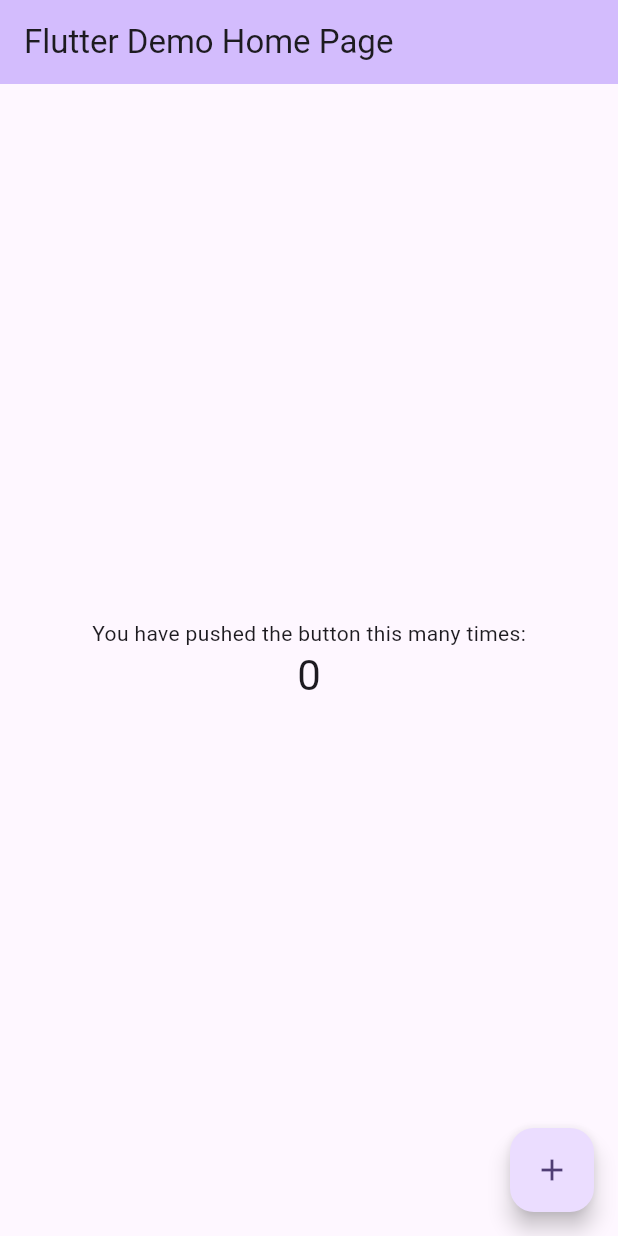
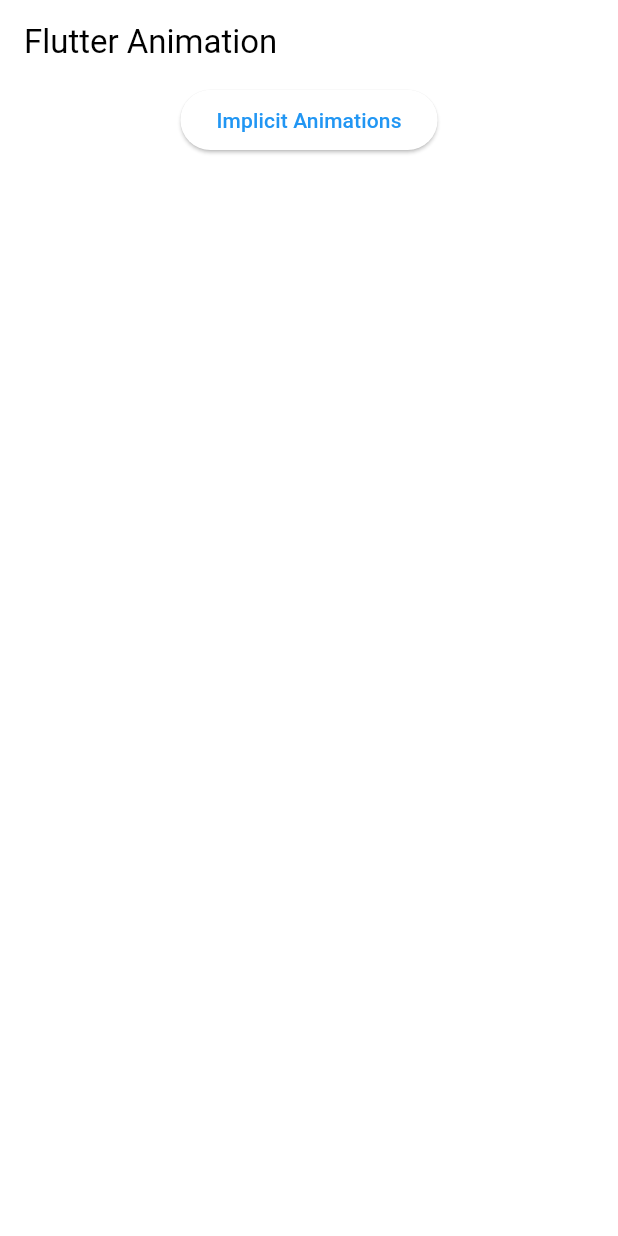
Before and after one commit to fluorjo/flutter_animation, a Flutter app: the screen it shows after launch, on a phone screen of 412 x 824 dp. Run offline on Flutter 3.47's test engine with Material 2 defaults, Android fonts, the phone set to English and light mode, and no system bars.

Commit message:
1.0 Project Setup

```diff
--- a/lib/main.dart
+++ b/lib/main.dart
@@ -1,3 +1,4 @@
+import 'package:animation/screens/menu_screen.dart';
 import 'package:flutter/material.dart';
 
 void main() {
@@ -11,115 +12,14 @@ class MyApp extends StatelessWidget {
   @override
   Widget build(BuildContext context) {
     return MaterialApp(
-      title: 'Flutter Demo',
+      title: 'Flutter Animation Masterclass',
       theme: ThemeData(
-        // This is the theme of your application.
-        //
-        // TRY THIS: Try running your application with "flutter run". You'll see
-        // the application has a blue toolbar. Then, without quitting the app,
-        // try changing the seedColor in the colorScheme below to Colors.green
-        // and then invoke "hot reload" (save your changes or press the "hot
-        // reload" button in a Flutter-supported IDE, or press "r" if you used
-        // the command line to start the app).
-        //
-        // Notice that the counter didn't reset back to zero; the application
-        // state is not lost during the reload. To reset the state, use hot
-        // restart instead.
-        //
-        // This works for code too, not just values: Most code changes can be
-        // tested with just a hot reload.
-        colorScheme: ColorScheme.fromSeed(seedColor: Colors.deepPurple),
         useMaterial3: true,
+        colorScheme: const ColorScheme.light(
+          primary: Colors.blue,
+        ),
       ),
-      home: const MyHomePage(title: 'Flutter Demo Home Page'),
+      home: const MenuScreen(),
     );
   }
 }
-
-class MyHomePage extends StatefulWidget {
-  const MyHomePage({super.key, required this.title});
-
-  // This widget is the home page of your application. It is stateful, meaning
-  // that it has a State object (defined below) that contains fields that affect
-  // how it looks.
-
-  // This class is the configuration for the state. It holds the values (in this
-  // case the title) provided by the parent (in this case the App widget) and
-  // used by the build method of the State. Fields in a Widget subclass are
-  // always marked "final".
-
-  final String title;
-
-  @override
-  State<MyHomePage> createState() => _MyHomePageState();
-}
-
-class _MyHomePageState extends State<MyHomePage> {
-  int _counter = 0;
-
-  void _incrementCounter() {
-    setState(() {
-      // This call to setState tells the Flutter framework that something has
-      // changed in this State, which causes it to rerun the build method below
-      // so that the display can reflect the updated values. If we changed
-      // _counter without calling setState(), then the build method would not be
-      // called again, and so nothing would appear to happen.
-      _counter++;
-    });
-  }
-
-  @override
-  Widget build(BuildContext context) {
-    // This method is rerun every time setState is called, for instance as done
-    // by the _incrementCounter method above.
-    //
-    // The Flutter framework has been optimized to make rerunning build methods
-    // fast, so that you can just rebuild anything that needs updating rather
-    // than having to individually change instances of widgets.
-    return Scaffold(
-      appBar: AppBar(
-        // TRY THIS: Try changing the color here to a specific color (to
-        // Colors.amber, perhaps?) and trigger a hot reload to see the AppBar
-        // change color while the other colors stay the same.
-        backgroundColor: Theme.of(context).colorScheme.inversePrimary,
-        // Here we take the value from the MyHomePage object that was created by
-        // the App.build method, and use it to set our appbar title.
-        title: Text(widget.title),
-      ),
-      body: Center(
-        // Center is a layout widget. It takes a single child and positions it
-        // in the middle of the parent.
-        child: Column(
-          // Column is also a layout widget. It takes a list of children and
-          // arranges them vertically. By default, it sizes itself to fit its
-          // children horizontally, and tries to be as tall as its parent.
-          //
-          // Column has various properties to control how it sizes itself and
-          // how it positions its children. Here we use mainAxisAlignment to
-          // center the children vertically; the main axis here is the vertical
-          // axis because Columns are vertical (the cross axis would be
-          // horizontal).
-          //
-          // TRY THIS: Invoke "debug painting" (choose the "Toggle Debug Paint"
-          // action in the IDE, or press "p" in the console), to see the
-          // wireframe for each widget.
-          mainAxisAlignment: MainAxisAlignment.center,
-          children: <Widget>[
-            const Text(
-              'You have pushed the button this many times:',
-            ),
-            Text(
-              '$_counter',
-              style: Theme.of(context).textTheme.headlineMedium,
-            ),
-          ],
-        ),
-      ),
-      floatingActionButton: FloatingActionButton(
-        onPressed: _incrementCounter,
-        tooltip: 'Increment',
-        child: const Icon(Icons.add),
-      ), // This trailing comma makes auto-formatting nicer for build methods.
-    );
-  }
-}
--- /dev/null
+++ b/lib/screens/menu_screen.dart
@@ -0,0 +1,39 @@
+import 'package:animation/screens/implicit_animations_screen.dart';
+import 'package:flutter/material.dart';
+
+class MenuScreen extends StatelessWidget {
+  const MenuScreen({Key? key}) : super(key: key);
+
+  void _goToPage(BuildContext context, Widget screen) {
+    Navigator.push(
+      context,
+      MaterialPageRoute(
+        builder: (context) => screen,
+      ),
+    );
+  }
+
+  @override
+  Widget build(BuildContext context) {
+    return Scaffold(
+      appBar: AppBar(
+        title: const Text('Flutter Animation'),
+      ),
+      body: Center(
+        child: Column(
+          children: [
+            ElevatedButton(
+              onPressed: () {
+                _goToPage(
+                  context,
+                  const ImplicitAnimationsScreen(),
+                );
+              },
+              child: const Text('Implicit Animations'),
+            ),
+          ],
+        ),
+      ),
+    );
+  }
+}
```
Also changed, not shown: lib/screens/implicit_animations_screen.dart (added, +15 -0 lines).
